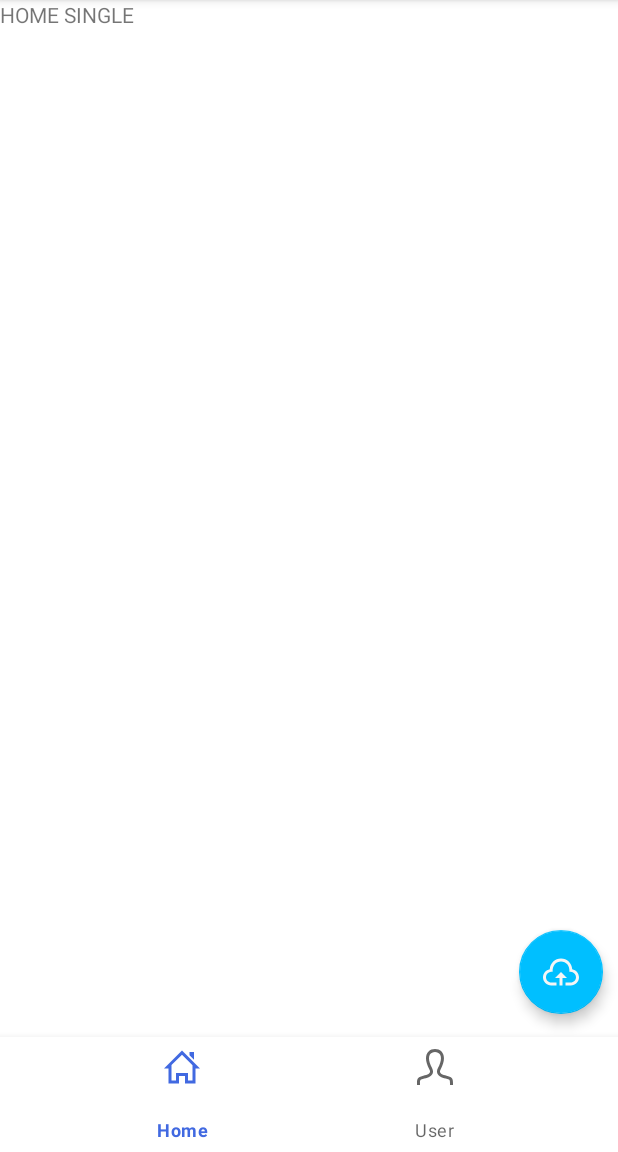
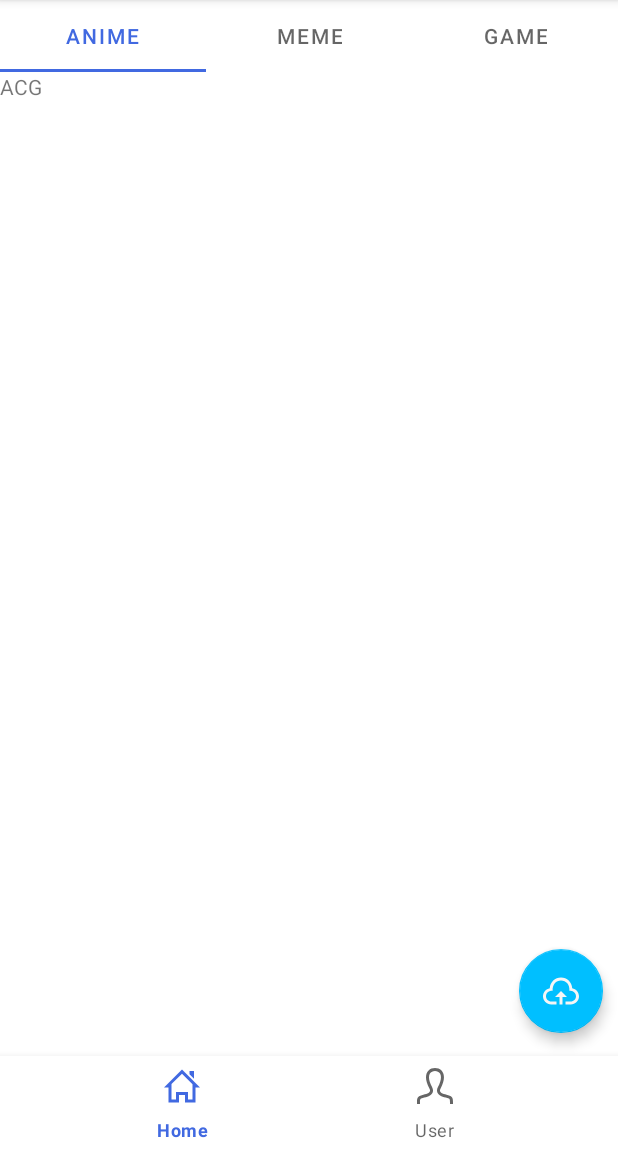
Before and after one commit to JerryFhuurr/NetShare, an Android app: the screen it shows after launch once a user with an empty profile is signed in (MainActivity), on a phone screen of 412 x 824 dp, the part 84-1236 px from its top. Run offline under Robolectric (Android 15) with nearby library versions, the phone set to English and light mode, and no system bars; our stand-ins replace Firebase (no records; nobody signed in at launch, a user with empty details on screens opened directly), navigation-ui.

Commit message:
add tablayout for homepage

```diff
--- a/app/src/main/java/com/and/netshare/home/homepage/HomePageFragment.java
+++ b/app/src/main/java/com/and/netshare/home/homepage/HomePageFragment.java
@@ -4,22 +4,34 @@ import android.os.Bundle;
 import android.view.LayoutInflater;
 import android.view.View;
 import android.view.ViewGroup;
-import android.widget.Button;
 
 import androidx.fragment.app.Fragment;
+import androidx.fragment.app.FragmentManager;
+import androidx.fragment.app.FragmentPagerAdapter;
 import androidx.navigation.fragment.NavHostFragment;
+import androidx.viewpager.widget.ViewPager;
 
 import com.and.netshare.R;
+import com.and.netshare.home.homepage.images.AnimeFragment;
+import com.and.netshare.home.homepage.images.GamesFragment;
+import com.and.netshare.home.homepage.images.MemeFragment;
 import com.google.android.material.floatingactionbutton.FloatingActionButton;
+import com.google.android.material.tabs.TabLayout;
 import com.google.firebase.storage.FirebaseStorage;
 import com.google.firebase.storage.StorageReference;
+
+import java.util.ArrayList;
 
 public class HomePageFragment extends Fragment {
 
     private HomePageSettingsViewModel hpViewModel;
-    private FirebaseStorage storage = FirebaseStorage.getInstance();
-    private StorageReference ref = storage.getReference();
+    private FirebaseStorage storage;
+    private StorageReference ref;
     private FloatingActionButton uploadButton;
+    private TabLayout tabs;
+    private ViewPager viewPager;
+    ArrayList fragments = new ArrayList<Fragment>();
+
 
     public HomePageFragment() {
         // Required empty public constructor
@@ -28,6 +40,8 @@ public class HomePageFragment extends Fragment {
     @Override
     public void onCreate(Bundle savedInstanceState) {
         super.onCreate(savedInstanceState);
+        storage = FirebaseStorage.getInstance();
+        initFragments();
     }
 
     @Override
@@ -35,6 +49,12 @@ public class HomePageFragment extends Fragment {
                              Bundle savedInstanceState) {
         // Inflate the layout for this fragment
         View v = inflater.inflate(R.layout.fragment_home_page, container, false);
+        MPagerAdapter adapter = new MPagerAdapter(getChildFragmentManager());
+        tabs = v.findViewById(R.id.tabs);
+        viewPager = v.findViewById(R.id.homepage_images_viewpager);
+        tabs.setupWithViewPager(viewPager);
+        viewPager.setAdapter(adapter);
+
         uploadButton = v.findViewById(R.id.home_floatButton);
         uploadButton.setOnClickListener(new View.OnClickListener() {
             @Override
@@ -42,8 +62,42 @@ public class HomePageFragment extends Fragment {
                 NavHostFragment.findNavController(HomePageFragment.this).navigate(R.id.action_homePageFragment_to_uploadFragment);
             }
         });
+
         return v;
     }
 
+    private void initFragments(){
+        fragments.add(new AnimeFragment());
+        fragments.add(new MemeFragment());
+        fragments.add(new GamesFragment());
+    }
 
+    class MPagerAdapter extends FragmentPagerAdapter {
+        String[] temp = {getString(R.string.tab_1), getString(R.string.tab_2), getString(R.string.tab_3)};
+
+        public MPagerAdapter(FragmentManager fm) {
+            super(fm);
+        }
+
+        @Override
+        public Fragment getItem(int position) {
+            return (Fragment) fragments.get(position);
+        }
+
+        @Override
+        public int getCount() {
+            return fragments.size();
+        }
+
+        @Override
+        public Object instantiateItem(ViewGroup container, int position) {
+            return super.instantiateItem(container, position);
+        }
+
+        //返回tablayout的标题文字;
+        @Override
+        public CharSequence getPageTitle(int position) {
+            return temp[position];
+        }
+    }
 }
--- a/app/src/main/java/com/and/netshare/UploadFragment.java
+++ b/app/src/main/java/com/and/netshare/home/homepage/UploadFragment.java
@@ -1,9 +1,8 @@
-package com.and.netshare;
+package com.and.netshare.home.homepage;
 
 import android.content.Intent;
 import android.graphics.Bitmap;
 import android.graphics.ImageDecoder;
-import android.graphics.drawable.BitmapDrawable;
 import android.net.Uri;
 import android.os.Build;
 import android.os.Bundle;
@@ -24,6 +23,7 @@ import androidx.annotation.NonNull;
 import androidx.fragment.app.Fragment;
 import androidx.navigation.fragment.NavHostFragment;
 
+import com.and.netshare.R;
 import com.google.android.gms.tasks.OnFailureListener;
 import com.google.android.gms.tasks.OnSuccessListener;
 import com.google.android.material.snackbar.Snackbar;
--- /dev/null
+++ b/app/src/main/java/com/and/netshare/home/homepage/images/AnimeFragment.java
@@ -0,0 +1,66 @@
+package com.and.netshare.home.homepage.images;
+
+import android.os.Bundle;
+
+import androidx.fragment.app.Fragment;
+
+import android.view.LayoutInflater;
+import android.view.View;
+import android.view.ViewGroup;
+
+import com.and.netshare.R;
+
+/**
+ * A simple {@link Fragment} subclass.
+ * Use the {@link AnimeFragment#newInstance} factory method to
+ * create an instance of this fragment.
+ */
+public class AnimeFragment extends Fragment {
+
+    // TODO: Rename parameter arguments, choose names that match
+    // the fragment initialization parameters, e.g. ARG_ITEM_NUMBER
+    private static final String ARG_PARAM1 = "param1";
+    private static final String ARG_PARAM2 = "param2";
+
+    // TODO: Rename and change types of parameters
+    private String mParam1;
+    private String mParam2;
+
+    public AnimeFragment() {
+        // Required empty public constructor
+    }
+
+    /**
+     * Use this factory method to create a new instance of
+     * this fragment using the provided parameters.
+     *
+     * @param param1 Parameter 1.
+     * @param param2 Parameter 2.
+     * @return A new instance of fragment AcgFragment.
+     */
+    // TODO: Rename and change types and number of parameters
+    public static AnimeFragment newInstance(String param1, String param2) {
+        AnimeFragment fragment = new AnimeFragment();
+        Bundle args = new Bundle();
+        args.putString(ARG_PARAM1, param1);
+        args.putString(ARG_PARAM2, param2);
+        fragment.setArguments(args);
+        return fragment;
+    }
+
+    @Override
+    public void onCreate(Bundle savedInstanceState) {
+        super.onCreate(savedInstanceState);
+        if (getArguments() != null) {
+            mParam1 = getArguments().getString(ARG_PARAM1);
+            mParam2 = getArguments().getString(ARG_PARAM2);
+        }
+    }
+
+    @Override
+    public View onCreateView(LayoutInflater inflater, ViewGroup container,
+                             Bundle savedInstanceState) {
+        // Inflate the layout for this fragment
+        return inflater.inflate(R.layout.fragment_acg, container, false);
+    }
+}
--- /dev/null
+++ b/app/src/main/java/com/and/netshare/home/homepage/images/GamesFragment.java
@@ -0,0 +1,66 @@
+package com.and.netshare.home.homepage.images;
+
+import android.os.Bundle;
+
+import androidx.fragment.app.Fragment;
+
+import android.view.LayoutInflater;
+import android.view.View;
+import android.view.ViewGroup;
+
+import com.and.netshare.R;
+
+/**
+ * A simple {@link Fragment} subclass.
+ * Use the {@link GamesFragment#newInstance} factory method to
+ * create an instance of this fragment.
+ */
+public class GamesFragment extends Fragment {
+
+    // TODO: Rename parameter arguments, choose names that match
+    // the fragment initialization parameters, e.g. ARG_ITEM_NUMBER
+    private static final String ARG_PARAM1 = "param1";
+    private static final String ARG_PARAM2 = "param2";
+
+    // TODO: Rename and change types of parameters
+    private String mParam1;
+    private String mParam2;
+
+    public GamesFragment() {
+        // Required empty public constructor
+    }
+
+    /**
+     * Use this factory method to create a new instance of
+     * this fragment using the provided parameters.
+     *
+     * @param param1 Parameter 1.
+     * @param param2 Parameter 2.
+     * @return A new instance of fragment GamesFragment.
+     */
+    // TODO: Rename and change types and number of parameters
+    public static GamesFragment newInstance(String param1, String param2) {
+        GamesFragment fragment = new GamesFragment();
+        Bundle args = new Bundle();
+        args.putString(ARG_PARAM1, param1);
+        args.putString(ARG_PARAM2, param2);
+        fragment.setArguments(args);
+        return fragment;
+    }
+
+    @Override
+    public void onCreate(Bundle savedInstanceState) {
+        super.onCreate(savedInstanceState);
+        if (getArguments() != null) {
+            mParam1 = getArguments().getString(ARG_PARAM1);
+            mParam2 = getArguments().getString(ARG_PARAM2);
+        }
+    }
+
+    @Override
+    public View onCreateView(LayoutInflater inflater, ViewGroup container,
+                             Bundle savedInstanceState) {
+        // Inflate the layout for this fragment
+        return inflater.inflate(R.layout.fragment_games, container, false);
+    }
+}
--- /dev/null
+++ b/app/src/main/java/com/and/netshare/home/homepage/images/MemeFragment.java
@@ -0,0 +1,66 @@
+package com.and.netshare.home.homepage.images;
+
+import android.os.Bundle;
+
+import androidx.fragment.app.Fragment;
+
+import android.view.LayoutInflater;
+import android.view.View;
+import android.view.ViewGroup;
+
+import com.and.netshare.R;
+
+/**
+ * A simple {@link Fragment} subclass.
+ * Use the {@link MemeFragment#newInstance} factory method to
+ * create an instance of this fragment.
+ */
+public class MemeFragment extends Fragment {
+
+    // TODO: Rename parameter arguments, choose names that match
+    // the fragment initialization parameters, e.g. ARG_ITEM_NUMBER
+    private static final String ARG_PARAM1 = "param1";
+    private static final String ARG_PARAM2 = "param2";
+
+    // TODO: Rename and change types of parameters
+    private String mParam1;
+    private String mParam2;
+
+    public MemeFragment() {
+        // Required empty public constructor
+    }
+
+    /**
+     * Use this factory method to create a new instance of
+     * this fragment using the provided parameters.
+     *
+     * @param param1 Parameter 1.
+     * @param param2 Parameter 2.
+     * @return A new instance of fragment MemeFragment.
+     */
+    // TODO: Rename and change types and number of parameters
+    public static MemeFragment newInstance(String param1, String param2) {
+        MemeFragment fragment = new MemeFragment();
+        Bundle args = new Bundle();
+        args.putString(ARG_PARAM1, param1);
+        args.putString(ARG_PARAM2, param2);
+        fragment.setArguments(args);
+        return fragment;
+    }
+
+    @Override
+    public void onCreate(Bundle savedInstanceState) {
+        super.onCreate(savedInstanceState);
+        if (getArguments() != null) {
+            mParam1 = getArguments().getString(ARG_PARAM1);
+            mParam2 = getArguments().getString(ARG_PARAM2);
+        }
+    }
+
+    @Override
+    public View onCreateView(LayoutInflater inflater, ViewGroup container,
+                             Bundle savedInstanceState) {
+        // Inflate the layout for this fragment
+        return inflater.inflate(R.layout.fragment_meme, container, false);
+    }
+}
--- a/app/src/main/java/com/and/netshare/home/userlist/UserFragment.java
+++ b/app/src/main/java/com/and/netshare/home/userlist/UserFragment.java
@@ -17,6 +17,7 @@ import android.widget.Toast;
 
 import com.and.netshare.MainActivity;
 import com.and.netshare.R;
+import com.google.android.material.tabs.TabLayout;
 import com.google.firebase.auth.FirebaseAuth;
 import com.google.firebase.auth.FirebaseUser;
 
@@ -49,6 +50,7 @@ public class UserFragment extends Fragment {
                              Bundle savedInstanceState) {
         // Inflate the layout for this fragment
         View v = inflater.inflate(R.layout.fragment_user, container, false);
+
         userEmail = v.findViewById(R.id.user_email);
 
         account = v.findViewById(R.id.user_account);
--- a/app/src/main/res/layout/activity_main.xml
+++ b/app/src/main/res/layout/activity_main.xml
@@ -20,8 +20,9 @@
             <androidx.appcompat.widget.Toolbar
                 android:id="@+id/topBar"
                 android:layout_width="match_parent"
-                android:layout_height="?attr/actionBarSize"
+                android:layout_height="wrap_content"
                 android:background="?attr/colorPrimary" />
+
         </com.google.android.material.appbar.AppBarLayout>
 
         <!-- bottom -->
@@ -30,15 +31,14 @@
             android:layout_width="match_parent"
             android:layout_height="match_parent"
             android:orientation="vertical"
-            android:paddingTop="?attr/actionBarSize"
-            android:weightSum="6">
+            android:paddingTop="?attr/actionBarSize">
 
             <fragment
                 android:id="@+id/nav_host_fragment"
                 android:name="androidx.navigation.fragment.NavHostFragment"
                 android:layout_width="match_parent"
                 android:layout_height="match_parent"
-                android:layout_weight="0.6"
+                android:layout_weight="1"
                 app:defaultNavHost="true"
                 app:navGraph="@navigation/main_nav_map" />
 
@@ -46,7 +46,7 @@
                 android:id="@+id/bottom_navbar"
                 android:layout_width="match_parent"
                 android:layout_height="match_parent"
-                android:layout_weight="5.4"
+                android:layout_weight="11"
                 android:background="?android:attr/windowBackground"
                 app:menu="@menu/bottom_menu" />
         </LinearLayout>
--- /dev/null
+++ b/app/src/main/res/layout/fragment_acg.xml
@@ -0,0 +1,15 @@
+<?xml version="1.0" encoding="utf-8"?>
+<LinearLayout xmlns:android="http://schemas.android.com/apk/res/android"
+    xmlns:tools="http://schemas.android.com/tools"
+    android:layout_width="match_parent"
+    android:layout_height="match_parent"
+    android:orientation="vertical"
+    tools:context=".home.homepage.images.AnimeFragment">
+
+    <!-- TODO: Update blank fragment layout -->
+    <TextView
+        android:layout_width="match_parent"
+        android:layout_height="match_parent"
+        android:text="ACG" />
+
+</LinearLayout>
--- a/app/src/main/res/layout/fragment_home_page.xml
+++ b/app/src/main/res/layout/fragment_home_page.xml
@@ -5,12 +5,6 @@
     android:layout_width="match_parent"
     android:layout_height="match_parent"
     tools:context=".home.homepage.HomePageFragment">
-
-    <TextView
-        android:layout_width="match_parent"
-        android:layout_height="match_parent"
-        android:text="HOME SINGLE" />
-
 
     <com.google.android.material.floatingactionbutton.FloatingActionButton
         android:id="@+id/home_floatButton"
@@ -23,5 +17,18 @@
         app:elevation="5dp"
         app:pressedTranslationZ="8dp" />
 
+    <LinearLayout
+        android:layout_width="match_parent"
+        android:layout_height="match_parent"
+        android:orientation="vertical">
+        <com.google.android.material.tabs.TabLayout
+            android:id="@+id/tabs"
+            android:layout_width="match_parent"
+            android:layout_height="wrap_content" />
 
+        <androidx.viewpager.widget.ViewPager
+            android:id="@+id/homepage_images_viewpager"
+            android:layout_width="match_parent"
+            android:layout_height="match_parent" />
+    </LinearLayout>
 </FrameLayout>
--- a/app/src/main/res/layout/fragment_upload.xml
+++ b/app/src/main/res/layout/fragment_upload.xml
@@ -4,7 +4,7 @@
     xmlns:tools="http://schemas.android.com/tools"
     android:layout_width="match_parent"
     android:layout_height="match_parent"
-    tools:context=".UploadFragment">
+    tools:context=".home.homepage.UploadFragment">
 
     <ScrollView
         android:layout_width="match_parent"
--- a/app/src/main/res/navigation/main_nav_map.xml
+++ b/app/src/main/res/navigation/main_nav_map.xml
@@ -57,7 +57,7 @@
     </fragment>
     <fragment
         android:id="@+id/uploadFragment"
-        android:name="com.and.netshare.UploadFragment"
+        android:name="com.and.netshare.home.homepage.UploadFragment"
         android:label="fragment_upload"
         tools:layout="@layout/fragment_upload" >
         <action
--- a/app/src/main/res/values/strings.xml
+++ b/app/src/main/res/values/strings.xml
@@ -89,4 +89,9 @@
     <string name="upload_success">Upload success</string>
     <string name="upload_file_error">Image too large !</string>
     <string name="upload_size_error">The file is too large, the preview image will be compressed</string>
+
+    <!-- home -->
+    <string name="tab_1">Anime</string>
+    <string name="tab_2">Meme</string>
+    <string name="tab_3">Game</string>
 </resources>
--- a/build.gradle
+++ b/build.gradle
@@ -3,7 +3,8 @@ buildscript {
     repositories {
         // Check that you have the following line (if not, add it):
         google()  // Google's Maven repository
-
+        mavenCentral()
+        maven { url 'https://maven.google.com' }
     }
     dependencies {
         // Add this line
```
Also changed, not shown: app/build.gradle (+17 -3 lines), app/src/main/java/com/and/netshare/home/homepage/MyAppGlideModule.java (added, +24 -0 lines), app/src/main/res/layout/fragment_games.xml (added, +15 -0 lines), app/src/main/res/layout/fragment_meme.xml (added, +15 -0 lines).
